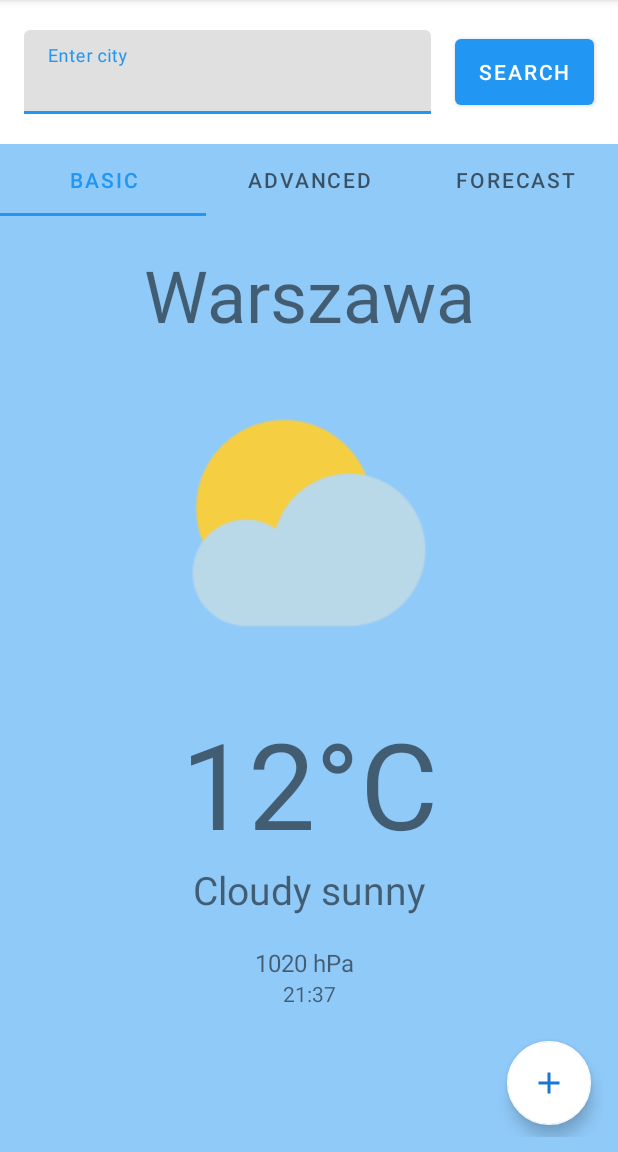
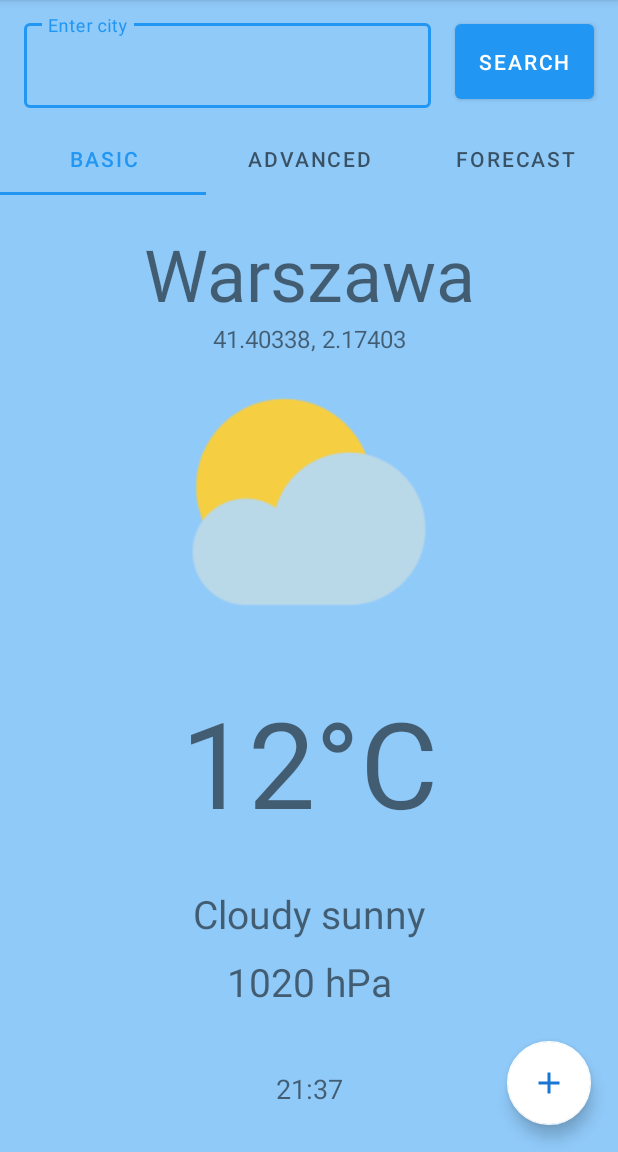
Before and after one commit to p-olszewski/WeatherApp, an Android app: the screen it shows after launch (MainActivity), on a phone screen of 412 x 824 dp, the part 84-1236 px from its top. Run offline under Robolectric (Android 15) with nearby library versions, the phone set to English and light mode, and no system bars.

Commit message:
Customize input field

```diff
--- a/app/src/main/res/layout/activity_main.xml
+++ b/app/src/main/res/layout/activity_main.xml
@@ -4,14 +4,17 @@
     xmlns:tools="http://schemas.android.com/tools"
     android:layout_width="match_parent"
     android:layout_height="match_parent"
+    android:background="@color/blue_200"
     tools:context=".MainActivity">
 
     <com.google.android.material.textfield.TextInputLayout
         android:id="@+id/textInputLayout"
+        style="@style/Widget.MaterialComponents.TextInputLayout.OutlinedBox"
+        app:boxStrokeColor="@color/blue_500"
         android:layout_width="0dp"
         android:layout_height="wrap_content"
         android:layout_marginStart="16dp"
-        android:layout_marginTop="20dp"
+        android:layout_marginTop="10dp"
         android:layout_marginEnd="16dp"
         app:layout_constraintEnd_toStartOf="@+id/buttonSearch"
         app:layout_constraintStart_toStartOf="parent"
@@ -36,7 +39,7 @@
         android:id="@+id/tabLayout"
         android:layout_width="match_parent"
         android:layout_height="wrap_content"
-        android:layout_marginTop="20dp"
+        android:layout_marginTop="10dp"
         android:background="@color/blue_200"
         app:layout_constraintEnd_toEndOf="parent"
         app:layout_constraintStart_toStartOf="parent"
@@ -75,6 +78,7 @@
         android:layout_alignParentBottom="true"
         android:orientation="vertical"
         android:padding="10dp"
+        android:clipToPadding="false"
         app:layout_constraintBottom_toBottomOf="parent"
         app:layout_constraintEnd_toEndOf="parent">
         <com.google.android.material.floatingactionbutton.FloatingActionButton
--- a/app/src/main/res/layout/first_fragment.xml
+++ b/app/src/main/res/layout/first_fragment.xml
@@ -4,7 +4,6 @@
     xmlns:tools="http://schemas.android.com/tools"
     android:layout_width="match_parent"
     android:layout_height="match_parent"
-    android:background="@color/blue_200"
     tools:context=".fragments.FirstFragment">
 
 
@@ -31,6 +30,7 @@
         android:id="@+id/textView"
         android:layout_width="match_parent"
         android:layout_height="wrap_content"
+        android:layout_marginTop="30dp"
         android:gravity="center"
         android:text="Cloudy sunny"
         android:textSize="26sp"
@@ -40,14 +40,15 @@
 
     <TextView
         android:id="@+id/textView3"
-        android:layout_width="72dp"
+        android:layout_width="wrap_content"
         android:layout_height="wrap_content"
-        android:layout_marginTop="20dp"
+        android:layout_marginTop="10dp"
         android:text="1020 hPa"
-        android:textSize="16sp"
+        android:textSize="26sp"
         app:layout_constraintEnd_toEndOf="parent"
         app:layout_constraintStart_toStartOf="parent"
         app:layout_constraintTop_toBottomOf="@+id/textView" />
+
 
     <TextView
         android:id="@+id/textView6"
@@ -62,13 +63,25 @@
         app:layout_constraintTop_toTopOf="parent" />
 
     <TextView
+        android:id="@+id/textView8"
+        android:layout_width="wrap_content"
+        android:layout_height="wrap_content"
+        android:text="41.40338, 2.17403"
+        android:textSize="16sp"
+        app:layout_constraintEnd_toEndOf="parent"
+        app:layout_constraintStart_toStartOf="parent"
+        app:layout_constraintTop_toTopOf="@+id/imageView" />
+
+    <TextView
         android:id="@+id/textView7"
         android:layout_width="wrap_content"
         android:layout_height="wrap_content"
+        android:layout_marginBottom="30dp"
         android:gravity="right"
         android:text="21:37"
+        android:textSize="18sp"
+        app:layout_constraintBottom_toBottomOf="parent"
         app:layout_constraintEnd_toEndOf="parent"
-        app:layout_constraintStart_toStartOf="parent"
-        app:layout_constraintTop_toBottomOf="@+id/textView3" />
+        app:layout_constraintStart_toStartOf="parent" />
 
 </androidx.constraintlayout.widget.ConstraintLayout>
--- a/app/src/main/res/layout/second_fragment.xml
+++ b/app/src/main/res/layout/second_fragment.xml
@@ -4,7 +4,6 @@
     xmlns:tools="http://schemas.android.com/tools"
     android:layout_width="match_parent"
     android:layout_height="match_parent"
-    android:background="@color/blue_200"
     tools:context=".fragments.FirstFragment">
 
     <TextView
--- a/app/src/main/res/layout/third_fragment.xml
+++ b/app/src/main/res/layout/third_fragment.xml
@@ -4,7 +4,6 @@
     xmlns:tools="http://schemas.android.com/tools"
     android:layout_width="match_parent"
     android:layout_height="match_parent"
-    android:background="@color/blue_200"
     tools:context=".fragments.FirstFragment">
 
     <TextView
--- a/app/src/main/res/values/colors.xml
+++ b/app/src/main/res/values/colors.xml
@@ -1,5 +1,5 @@
 <?xml version="1.0" encoding="utf-8"?>
-<resources>
+<resources xmlns:tools="http://schemas.android.com/tools">
     <color name="blue_200">#90CAF9</color>
     <color name="blue_500">#2196F3</color>
     <color name="blue_700">#1976D2</color>
@@ -7,4 +7,5 @@
     <color name="yellow_700">#FBC02D</color>
     <color name="black">#FF000000</color>
     <color name="white">#FFFFFFFF</color>
+    <color name="mtrl_textinput_default_box_stroke_color" tools:override="true">#2196F3</color>
 </resources>
```
